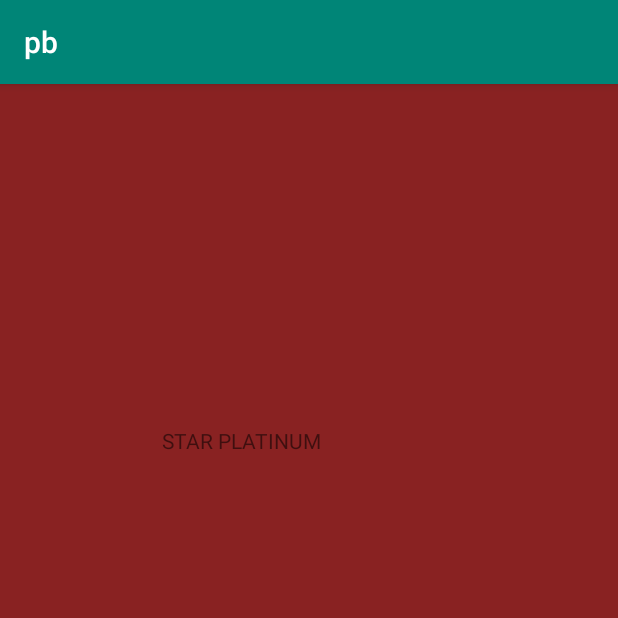
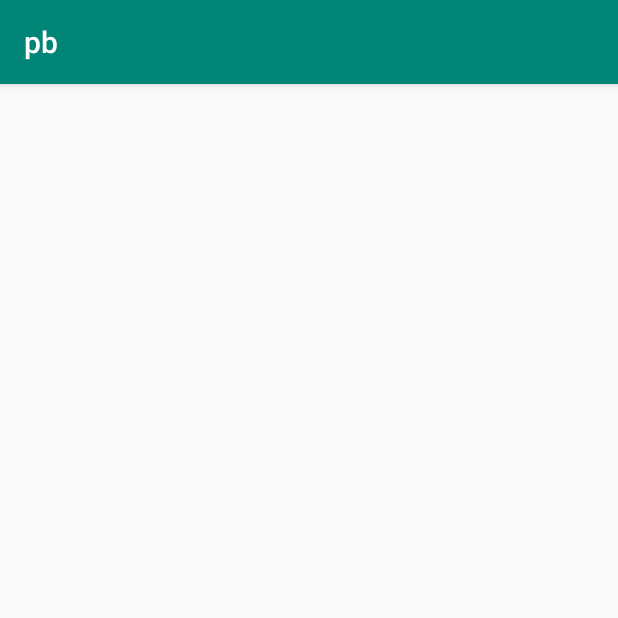
Before and after one commit to ILLUSIONack/Hro-Open-days-app, an Android app: the screen it shows after launch (MainActivity), on a phone screen of 412 x 824 dp, the top half of it. Run offline under Robolectric (Android 15) with nearby library versions, the light colour scheme and no system bars; 1 statement that could not run was skipped.

Commit message:
Commit 26-3-2019

```diff
--- a/app/src/main/res/layout/activity_main.xml
+++ b/app/src/main/res/layout/activity_main.xml
@@ -4,17 +4,4 @@
     xmlns:tools="http://schemas.android.com/tools"
     android:layout_width="match_parent"
     android:layout_height="match_parent"
-    android:background="#892222"
-    tools:context=".MainActivity">
-
-    <TextView
-        android:id="@+id/textView"
-        android:layout_width="wrap_content"
-        android:layout_height="wrap_content"
-        android:layout_marginStart="108dp"
-        android:layout_marginTop="228dp"
-        android:text="STAR PLATINUM"
-        app:layout_constraintStart_toStartOf="parent"
-        app:layout_constraintTop_toTopOf="parent" />
-
-</android.support.constraint.ConstraintLayout>
+    tools:context=".MainActivity"/>
```
